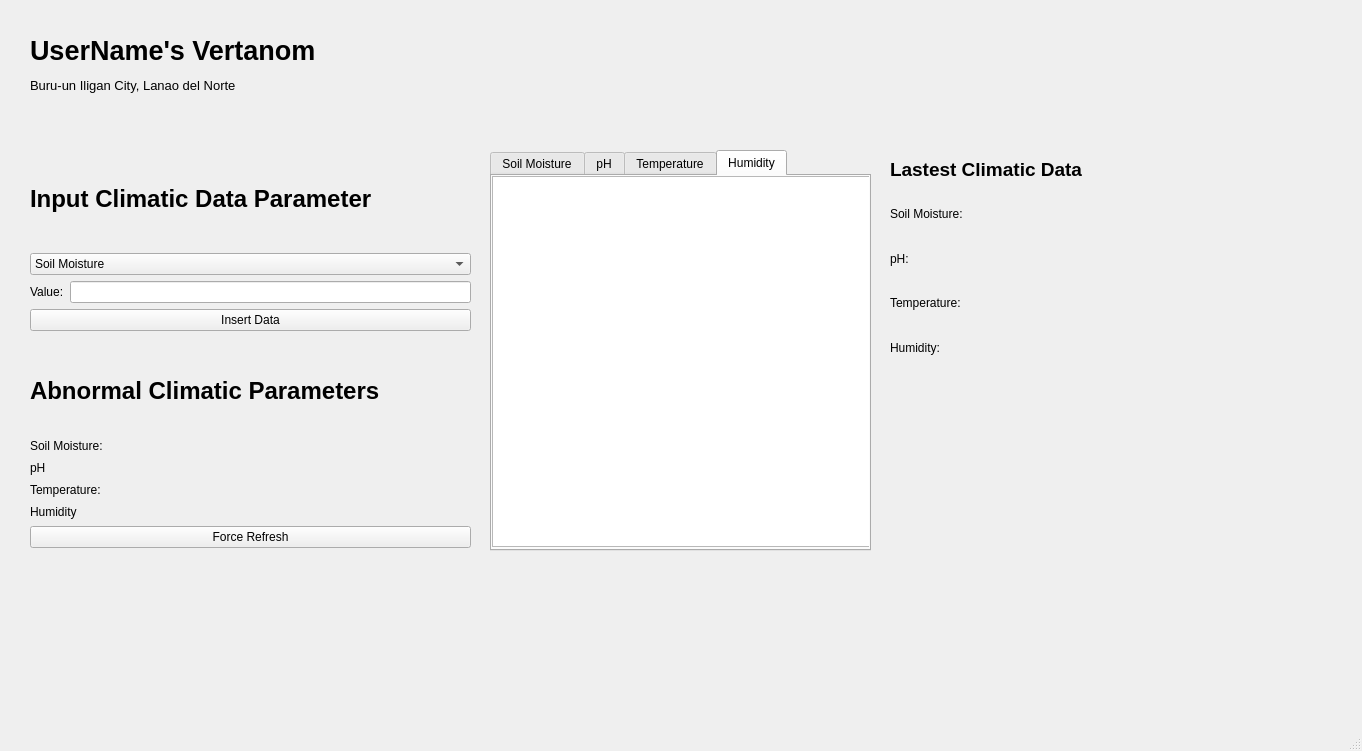
ShaniceReih/Vertanom-final, file mainpage.ui: the form before one commit.
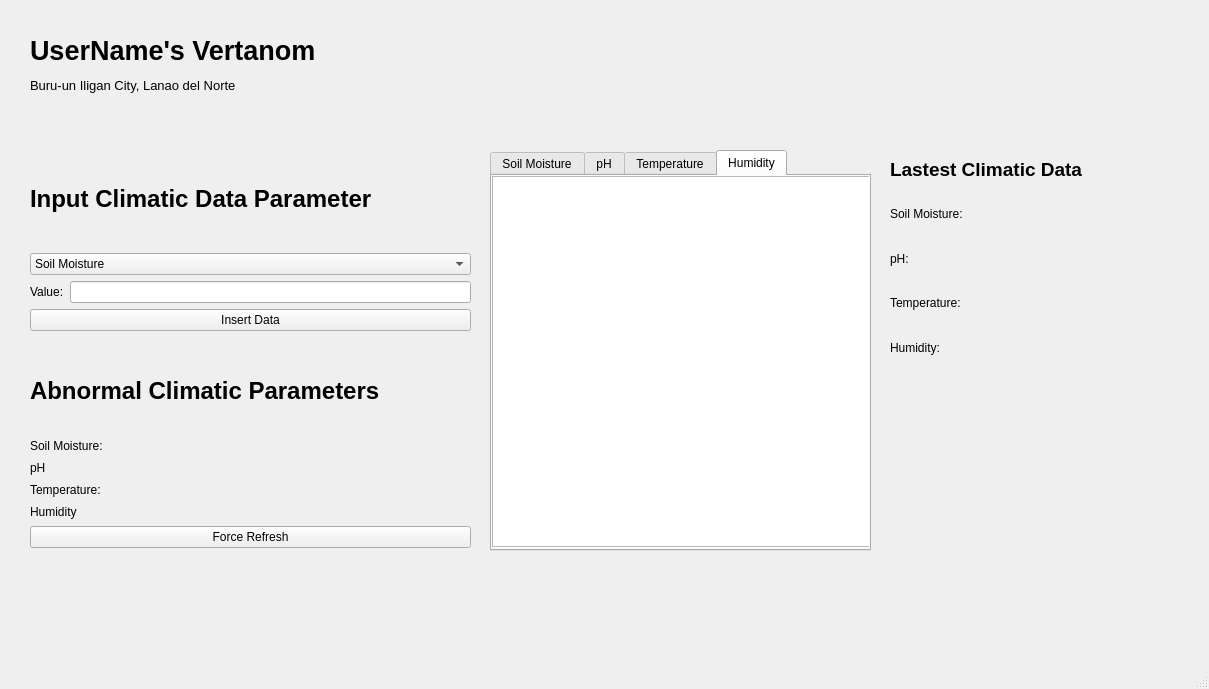
The form after the commit.

The edit to the form file:
```diff
--- a/mainpage.ui
+++ b/mainpage.ui
@@ -6,13 +6,18 @@
    <rect>
     <x>0</x>
     <y>0</y>
-    <width>1362</width>
-    <height>751</height>
+    <width>1209</width>
+    <height>689</height>
    </rect>
   </property>
   <property name="windowTitle">
    <string>MainWindow</string>
   </property>
+  <property name="styleSheet">
+   <string notr="true">MainPage{
+background-color: #013120;
+}</string>
+  </property>
   <widget class="QWidget" name="centralwidget">
    <widget class="QLabel" name="label">
     <property name="geometry">
```
Left out of the diff: 5 changed lines with no effect on the pictures.
